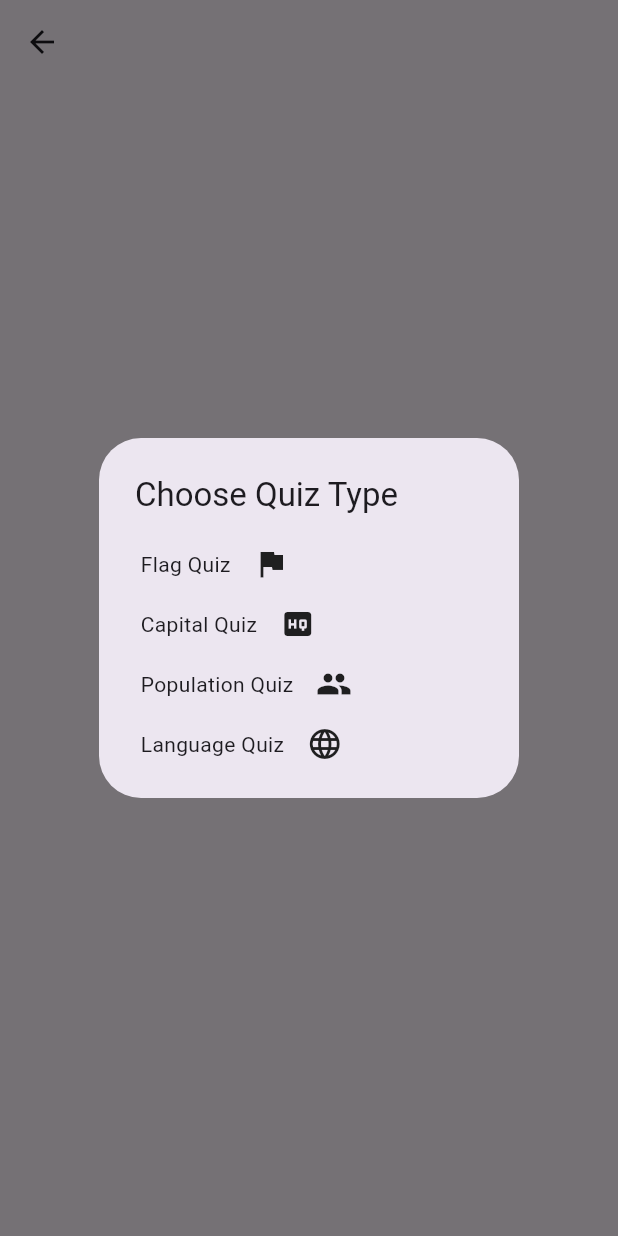
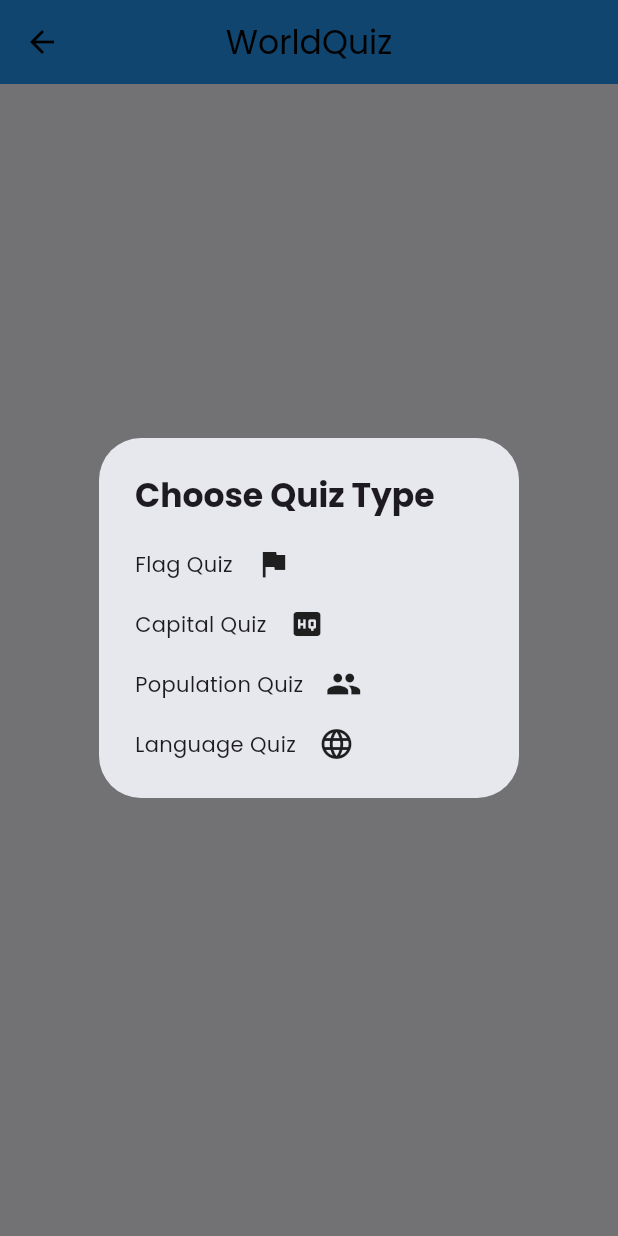
Before and after one commit to Medalisekri/countries_app, a Flutter app: the QuizScreen screen opened directly, after a tap on "Start", on a phone screen of 412 x 824 dp. Run offline on Flutter 3.47's test engine with Material 3 defaults, Android fonts, the light colour scheme and no system bars; our stand-ins replace dio, flutter_dotenv, flutter_riverpod, google_fonts, riverpod; network calls fail.

Commit message:
improve screens design

```diff
--- a/lib/main.dart
+++ b/lib/main.dart
@@ -3,12 +3,17 @@ import 'package:countries_api/screens/country_detail.dart';
 import 'package:flutter/material.dart';
 import 'package:flutter_dotenv/flutter_dotenv.dart';
 import 'package:flutter_riverpod/flutter_riverpod.dart';
+import 'package:google_fonts/google_fonts.dart';
 
 Future<void> main() async {
   WidgetsFlutterBinding.ensureInitialized();
 
   await dotenv.load(fileName: ".env");
   runApp(ProviderScope(child: MaterialApp(
+    theme: ThemeData(
+      colorScheme: ColorScheme.fromSeed(seedColor: Colors.blue),
+      textTheme: GoogleFonts.poppinsTextTheme(),
+    ),
     debugShowCheckedModeBanner: false,
     routes: {
       '/': (context) => CountryScreen(),
--- a/lib/screens/quiz.dart
+++ b/lib/screens/quiz.dart
@@ -7,24 +7,83 @@ import 'package:flutter/src/widgets/framework.dart';
 import 'package:flutter_riverpod/flutter_riverpod.dart';
 
 class QuizScreen extends ConsumerStatefulWidget {
-  final Country? country;
-  QuizScreen({this.country});
+
   @override
   ConsumerState<ConsumerStatefulWidget> createState() => _QuizScreen();
 
 }
 class _QuizScreen extends ConsumerState<QuizScreen>{
+  late final countryState = ref.read(countryProvider);
+  late final countries = countryState.countries;
 String? selectedAnswer;
+void _showQuizTypeDialog(){
+  showDialog(
+      context: context,
+      builder: (context) => SimpleDialog(
+        title: Text('Choose Quiz Type' , style: TextStyle(fontWeight: FontWeight.bold),),
+        children: [
+          SimpleDialogOption(
+            onPressed: () {
+              Navigator.pop(context);
+              ref.read(quizProvider.notifier).startQuiz(countries, 'flag');
+            },
+            child: Row(children: [
+              Text('Flag Quiz' ),
+              const SizedBox(width: 15,),
+              Icon(Icons.flag)
+            ],),
+
+          ),
+          SimpleDialogOption(
+            onPressed: () {
+              Navigator.pop(context);
+              ref.read(quizProvider.notifier).startQuiz(countries, 'capital');
+            },
+            child: Row(children: [
+              Text('Capital Quiz' ),
+              const SizedBox(width: 15,),
+              Icon(Icons.high_quality)
+            ],),
+
+          ),
+          SimpleDialogOption(
+            onPressed: () {
+              Navigator.pop(context);
+              ref.read(quizProvider.notifier).startQuiz(countries, 'population');
+            },
+            child:  Row(children: [
+              Text('Population Quiz' ),
+              const SizedBox(width: 15,),
+              Icon(Icons.people)
+            ],),
+
+          ),
+          SimpleDialogOption(
+              onPressed: () {
+                Navigator.pop(context);
+                ref.read(quizProvider.notifier).startQuiz(countries, 'language');
+              },
+              child:  Row(children: [
+                Text('Language Quiz' ),
+                const SizedBox(width: 15,),
+                Icon(Icons.language)
+              ],)
+
+          ),
+
+        ],
+      ));
+}
   @override
   Widget build(BuildContext context) {
-
    final state = ref.watch(quizProvider);
-   final countryState = ref.read(countryProvider);
-   final countries = countryState.countries;
       if(state.questions.isEmpty){
     return Scaffold(
       appBar: AppBar(
-
+        title: Text('WorldQuiz'),
+        backgroundColor: Colors.blue,
+        foregroundColor: Colors.black,
+        centerTitle: true,
       ),
       body: Column(
         mainAxisAlignment: MainAxisAlignment.center,
@@ -32,55 +91,8 @@ String? selectedAnswer;
           Center(child:
           ElevatedButton(
             onPressed: () {
-              showDialog(
-                context: context,
-                builder: (context) => SimpleDialog(
-                  title: Text('Choose Quiz Type'),
-                  children: [
-                    SimpleDialogOption(
-                      onPressed: () {
-                        Navigator.pop(context);
-                        ref.read(quizProvider.notifier).startQuiz(countries, 'flag');
-                      },
-                      child: Row(children: [
-                        Text(' Flag Quiz' ),
-                        const SizedBox(width: 15,),
-                        Icon(Icons.flag)
-                      ],)),
 
-                    SimpleDialogOption(
-                      onPressed: () {
-                        Navigator.pop(context);
-                        ref.read(quizProvider.notifier).startQuiz(countries, 'capital');
-                      },
-                      child: Row(children: [
-              Text(' Capital Quiz' ),
-              const SizedBox(width: 15,),
-              Icon(Icons.high_quality)
-              ],)),
-                    SimpleDialogOption(
-                      onPressed: () {
-                        Navigator.pop(context);
-                        ref.read(quizProvider.notifier).startQuiz(countries, 'population');
-                      },
-                      child: Row(children: [
-              Text(' Population Quiz' ),
-              const SizedBox(width: 15,),
-              Icon(Icons.people)
-              ],)),
-                    SimpleDialogOption(
-                      onPressed: () {
-                        Navigator.pop(context);
-                        ref.read(quizProvider.notifier).startQuiz(countries, 'language');
-                      },
-                      child: Row(children: [
-              Text(' Language Quiz' ),
-              const SizedBox(width: 15,),
-              Icon(Icons.language)
-              ],)),
-                  ],
-                ),
-              );
+              _showQuizTypeDialog();
             },
             child: Text('Start' , style: TextStyle(fontSize: 20),),
           ),
@@ -90,71 +102,63 @@ String? selectedAnswer;
    }
    if(state.currentIndex>=state.questions.length){
       return Scaffold(
-        appBar: AppBar(),
-        body:  Column(children: [
-        Center(child:  Text('Your Score is: ${state.score}/${state.questions.length} '),
+          appBar: AppBar(
+            title: Text('WorldQuiz'),
+            backgroundColor: Colors.blue,
+            foregroundColor: Colors.black,
+            centerTitle: true,
+          ),
+        body:  Column(
+            mainAxisAlignment: MainAxisAlignment.center,
+            children: [
+        Center(child:
+        Row(
+          mainAxisAlignment: MainAxisAlignment.center,
+            children: [
+              Text('Your Score is : ', style: TextStyle(fontSize: 18, color: Colors.grey , fontWeight: FontWeight.bold)),
+        Text(
+          '${state.score}/${state.questions.length}',
+          style: TextStyle(fontSize: 30, fontWeight: FontWeight.bold, color: Colors.blue),
         ),
-          TextButton( onPressed: () {
-            showDialog(
-              context: context,
-              builder: (context) => SimpleDialog(
-                title: Text('Choose Quiz Type'),
-                children: [
-                  SimpleDialogOption(
-                    onPressed: () {
-                      Navigator.pop(context);
-                      ref.read(quizProvider.notifier).startQuiz(countries, 'flag');
-                    },
-                    child: Text(' Flag Quiz' ,style: TextStyle(),),
 
-                  ),
-                  SimpleDialogOption(
-                    onPressed: () {
-                      Navigator.pop(context);
-                      ref.read(quizProvider.notifier).startQuiz(countries, 'capital');
-                    },
-                    child: Text(' Capital Quiz'),
-
-                  ),
-                  SimpleDialogOption(
-                    onPressed: () {
-                      Navigator.pop(context);
-                      ref.read(quizProvider.notifier).startQuiz(countries, 'currency');
-                    },
-                    child: Text(' Currency Quiz'),
-
-                  ),
-                  SimpleDialogOption(
-                    onPressed: () {
-                      Navigator.pop(context);
-                      ref.read(quizProvider.notifier).startQuiz(countries, 'language');
-                    },
-                    child: Text(' Language Quiz'),
-
-                  ),
-
-                ],
-              ),
+        ])),
+          const SizedBox(height: 15,),
+          ElevatedButton( onPressed: () {
+            _showQuizTypeDialog(
             );
 
-          }, child: Text('Another quiz'))
+          }, child: Text('Another quiz?'))
         ]));
     }
    final currentQuestion = state.questions[state.currentIndex];
    return Scaffold(
-    appBar: AppBar(),
+     appBar: AppBar(
+       title: Text('WorldQuiz'),
+       backgroundColor: Colors.blue,
+       foregroundColor: Colors.black,
+       centerTitle: true,
+     ),
     body: Column(children: [
       Expanded(child:
           Column(
             mainAxisAlignment: MainAxisAlignment.center,
               children: [
+                Center(child:
             currentQuestion.question.startsWith('http')?
                 Image.network(currentQuestion.question)
-                :Text(currentQuestion.question)
-   ])   ),
-
+                :Text(currentQuestion.question ,style: TextStyle(
+              fontWeight: FontWeight.bold , fontSize: 20
+            ),)
+                )])   ),
       for(String option in currentQuestion.options)
-
+        Container(
+          width: double.infinity,
+          margin: EdgeInsets.symmetric(horizontal: 16, vertical: 4),
+          decoration: BoxDecoration(
+            border: Border.all(color: Colors.blue.withValues(alpha: 0.5)),
+            borderRadius: BorderRadius.circular(12),
+          ),
+          child:
         TextButton(
             onPressed:  (){
       if(!state.answered) {
@@ -162,12 +166,16 @@ String? selectedAnswer;
         ref.read(quizProvider.notifier).answerQuestion(option);
       }
         }, style: TextButton.styleFrom(
+          padding: EdgeInsets.all(20),
+
             foregroundColor: selectedAnswer==null?Colors.black :
             option ==currentQuestion.correctAnswer?Colors.green: option == selectedAnswer?Colors.red:Colors.black),
-            child:Text(option)
-        ),
+            child:Text(option ,style: TextStyle(
+              fontSize: 15
+            ),)
+        )),
 if(state.answered)
-    TextButton(onPressed: () {
+    ElevatedButton(onPressed: () {
       setState(()=>selectedAnswer =null
       );
       ref.read(quizProvider.notifier).nextQuestion();  },
--- a/pubspec.yaml
+++ b/pubspec.yaml
@@ -32,6 +32,7 @@ dependencies:
     sdk: flutter
   flutter_dotenv: ^5.1.0
   dio: ^5.11.0
+  google_fonts: ^8.2.1
 
   # The following adds the Cupertino Icons font to your application.
   # Use with the CupertinoIcons class for iOS style icons.
```
Also changed, not shown: lib/models/quiz_result.dart (deleted, +0 -17 lines), lib/screens/country.dart (+24 -4 lines), pubspec.lock, 2 other files.
